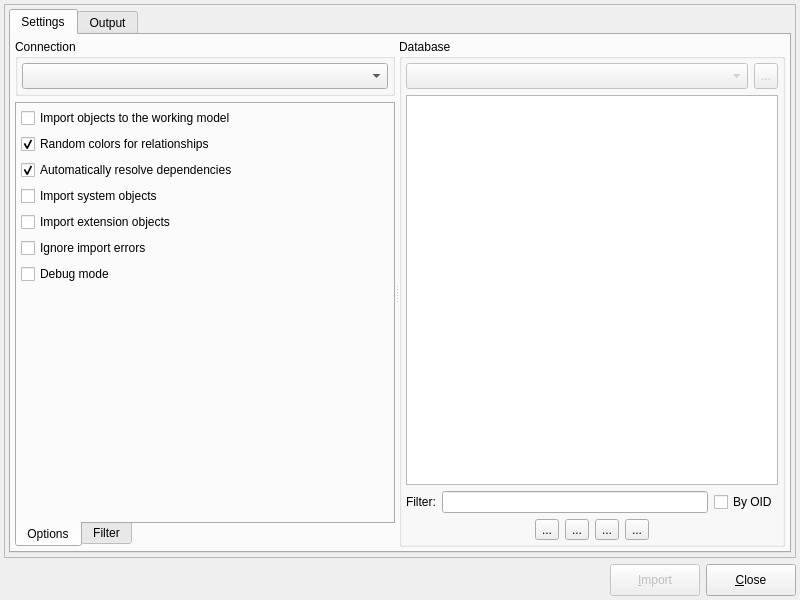
The window that libpgmodeler_ui/ui/databaseimportform.ui (pgmodeler/pgmodeler) describes before a commit, drawn with Qt 5.
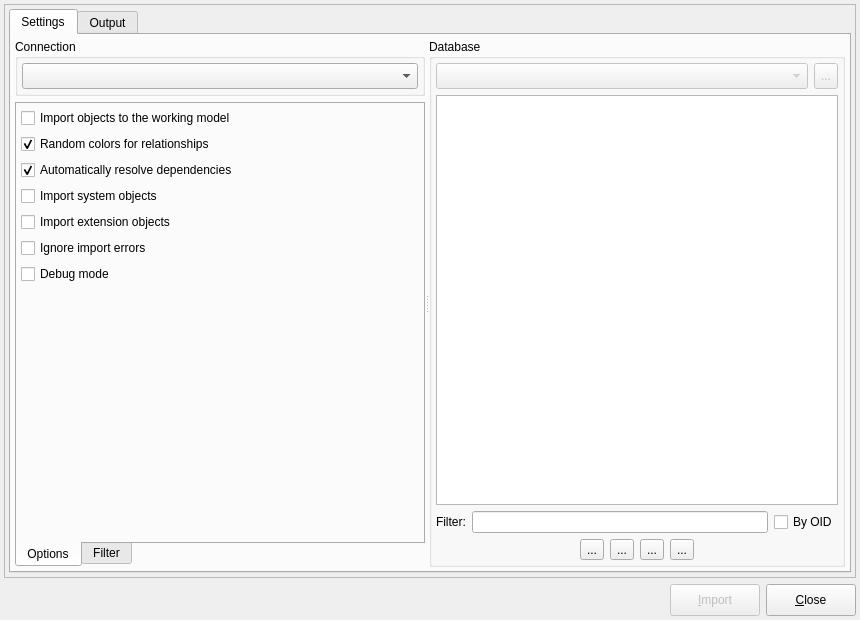
The same window after the commit. Icons and pictures are not drawn.

The edit to the form file:
```diff
--- a/libpgmodeler_ui/ui/databaseimportform.ui
+++ b/libpgmodeler_ui/ui/databaseimportform.ui
@@ -9,8 +9,8 @@
    <rect>
     <x>0</x>
     <y>0</y>
-    <width>800</width>
-    <height>600</height>
+    <width>860</width>
+    <height>620</height>
    </rect>
   </property>
   <property name="sizePolicy">
@@ -21,8 +21,8 @@
   </property>
   <property name="minimumSize">
    <size>
-    <width>800</width>
-    <height>600</height>
+    <width>860</width>
+    <height>620</height>
    </size>
   </property>
   <property name="maximumSize">
```
